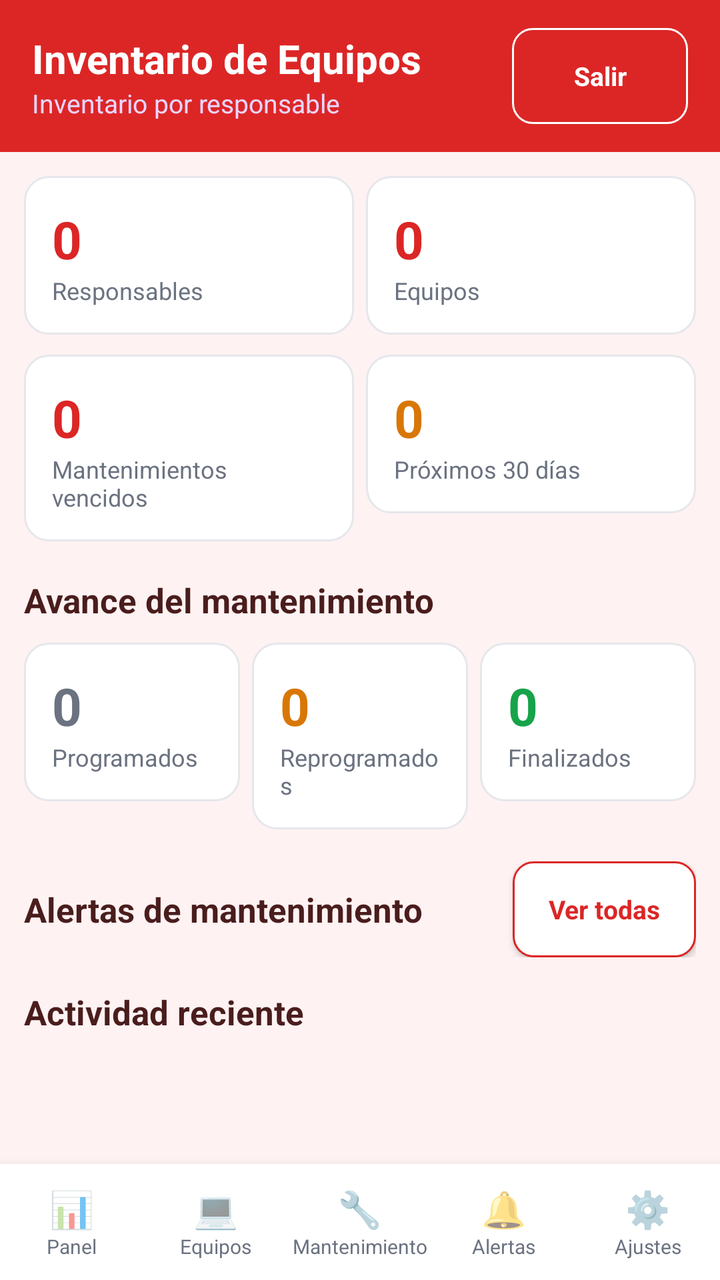
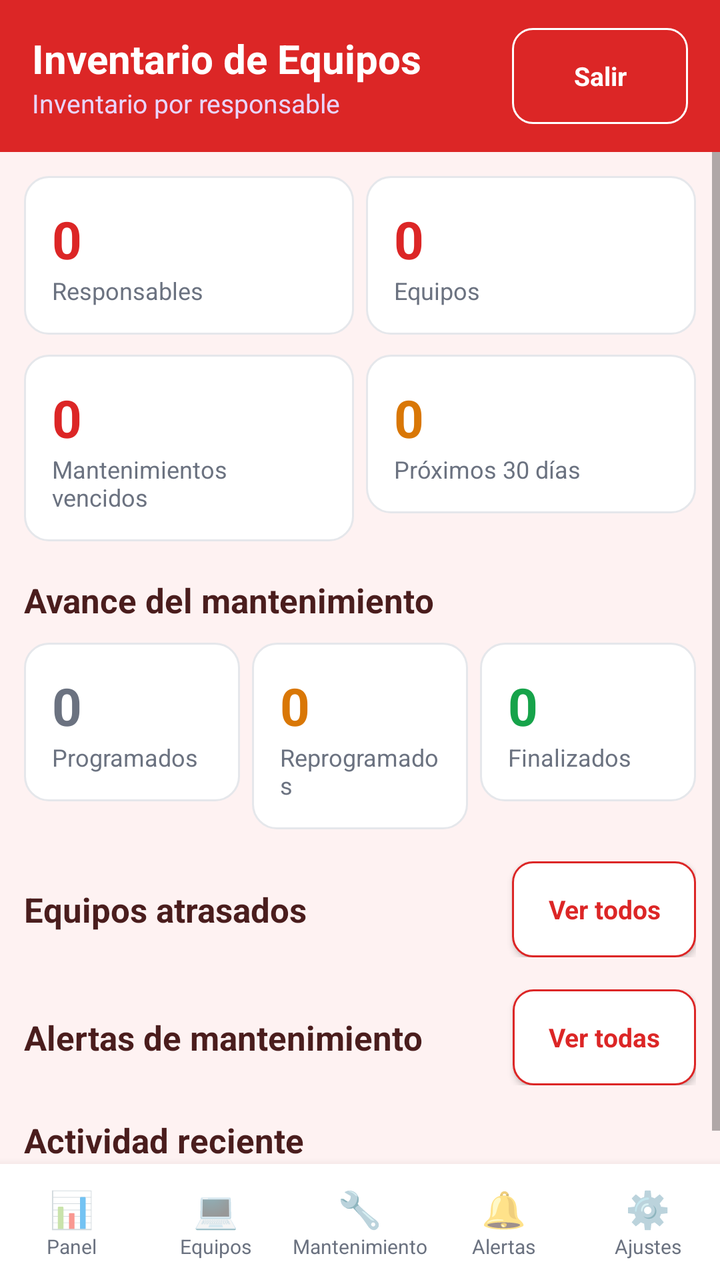

Two renders of the same Android screen: before a commit and after it. Below are the layout's source before the change and the commit's diff.
<!-- AndroidManifest.xml: application theme AppTheme -->
<!-- res/layout/activity_main.xml -->
<?xml version="1.0" encoding="utf-8"?>
<LinearLayout xmlns:android="http://schemas.android.com/apk/res/android"
    android:layout_width="match_parent"
    android:layout_height="match_parent"
    android:orientation="vertical"
    android:fitsSystemWindows="true"
    android:background="@color/bg">

    <LinearLayout
        android:layout_width="match_parent"
        android:layout_height="wrap_content"
        android:orientation="horizontal"
        android:gravity="center_vertical"
        android:background="@color/primary"
        android:paddingLeft="16dp"
        android:paddingRight="16dp"
        android:paddingTop="14dp"
        android:paddingBottom="14dp">

        <LinearLayout
            android:layout_width="0dp"
            android:layout_height="wrap_content"
            android:layout_weight="1"
            android:orientation="vertical"
            android:layout_marginRight="10dp">

            <TextView
                android:layout_width="wrap_content"
                android:layout_height="wrap_content"
                android:text="@string/app_name"
                android:textColor="#FFFFFF"
                android:textSize="20sp"
                android:textStyle="bold" />

            <TextView
                android:id="@+id/lblEmpresa"
                android:layout_width="wrap_content"
                android:layout_height="wrap_content"
                android:text="Inventario por responsable"
                android:textColor="#E9D5FF"
                android:textSize="13sp" />
        </LinearLayout>

        <Button
            android:id="@+id/btnCerrarSesion"
            style="@style/BtnWhite"
            android:layout_width="wrap_content"
            android:layout_height="wrap_content"
            android:text="Salir" />
    </LinearLayout>

    <ScrollView
        android:layout_width="match_parent"
        android:layout_height="0dp"
        android:layout_weight="1">

        <LinearLayout
            android:layout_width="match_parent"
            android:layout_height="wrap_content"
            android:orientation="vertical"
            android:padding="12dp">

            <LinearLayout
                android:layout_width="match_parent"
                android:layout_height="wrap_content"
                android:orientation="horizontal">

                <LinearLayout
                    android:layout_width="0dp"
                    android:layout_height="wrap_content"
                    android:layout_weight="1"
                    android:layout_marginRight="6dp"
                    style="@style/Card"
                    android:orientation="vertical">

                    <TextView
                        android:id="@+id/statResp"
                        android:layout_width="wrap_content"
                        android:layout_height="wrap_content"
                        android:text="0"
                        android:textColor="@color/primary"
                        android:textSize="26sp"
                        android:textStyle="bold" />

                    <TextView
                        android:layout_width="wrap_content"
                        android:layout_height="wrap_content"
                        android:text="Responsables"
                        android:textColor="@color/text_secondary"
                        android:textSize="12sp" />
                </LinearLayout>

                <LinearLayout
                    android:layout_width="0dp"
                    android:layout_height="wrap_content"
                    android:layout_weight="1"
                    style="@style/Card"
                    android:orientation="vertical">

                    <TextView
                        android:id="@+id/statEquipos"
                        android:layout_width="wrap_content"
                        android:layout_height="wrap_content"
                        android:text="0"
                        android:textColor="@color/primary"
                        android:textSize="26sp"
                        android:textStyle="bold" />

                    <TextView
                        android:layout_width="wrap_content"
                        android:layout_height="wrap_content"
                        android:text="Equipos"
                        android:textColor="@color/text_secondary"
                        android:textSize="12sp" />
                </LinearLayout>
            </LinearLayout>

            <LinearLayout
                android:layout_width="match_parent"
                android:layout_height="wrap_content"
                android:layout_marginTop="10dp"
                android:orientation="horizontal">

                <LinearLayout
                    android:layout_width="0dp"
                    android:layout_height="wrap_content"
                    android:layout_weight="1"
                    android:layout_marginRight="6dp"
                    style="@style/Card"
                    android:orientation="vertical">

                    <TextView
                        android:id="@+id/statVencidos"
                        android:layout_width="wrap_content"
                        android:layout_height="wrap_content"
                        android:text="0"
                        android:textColor="@color/danger"
                        android:textSize="26sp"
                        android:textStyle="bold" />

                    <TextView
                        android:layout_width="wrap_content"
                        android:layout_height="wrap_content"
                        android:text="Mantenimientos vencidos"
                        android:textColor="@color/text_secondary"
                        android:textSize="12sp" />
                </LinearLayout>

                <LinearLayout
                    android:layout_width="0dp"
                    android:layout_height="wrap_content"
                    android:layout_weight="1"
                    style="@style/Card"
                    android:orientation="vertical">

                    <TextView
                        android:id="@+id/statProximos"
                        android:layout_width="wrap_content"
                        android:layout_height="wrap_content"
                        android:text="0"
                        android:textColor="@color/warn"
                        android:textSize="26sp"
                        android:textStyle="bold" />

                    <TextView
                        android:layout_width="wrap_content"
                        android:layout_height="wrap_content"
                        android:text="Próximos 30 días"
                        android:textColor="@color/text_secondary"
                        android:textSize="12sp" />
                </LinearLayout>
            </LinearLayout>

            <TextView
                android:layout_width="match_parent"
                android:layout_height="wrap_content"
                android:layout_marginTop="18dp"
                android:layout_marginBottom="10dp"
                style="@style/Section"
                android:text="Avance del mantenimiento" />

            <LinearLayout
                android:layout_width="match_parent"
                android:layout_height="wrap_content"
                android:orientation="horizontal">

                <LinearLayout
                    android:layout_width="0dp"
                    android:layout_height="wrap_content"
                    android:layout_weight="1"
                    android:layout_marginRight="6dp"
                    style="@style/Card"
                    android:orientation="vertical">

                    <TextView
                        android:id="@+id/statProgramados"
                        android:layout_width="wrap_content"
                        android:layout_height="wrap_content"
                        android:text="0"
                        android:textColor="@color/text_secondary"
                        android:textSize="26sp"
                        android:textStyle="bold" />

                    <TextView
                        android:layout_width="wrap_content"
                        android:layout_height="wrap_content"
                        android:text="Programados"
                        android:textColor="@color/text_secondary"
                        android:textSize="12sp" />
                </LinearLayout>

                <LinearLayout
                    android:layout_width="0dp"
                    android:layout_height="wrap_content"
                    android:layout_weight="1"
                    android:layout_marginRight="6dp"
                    style="@style/Card"
                    android:orientation="vertical">

                    <TextView
                        android:id="@+id/statReprogramados"
                        android:layout_width="wrap_content"
                        android:layout_height="wrap_content"
                        android:text="0"
                        android:textColor="@color/warn"
                        android:textSize="26sp"
                        android:textStyle="bold" />

                    <TextView
                        android:layout_width="wrap_content"
                        android:layout_height="wrap_content"
                        android:text="Reprogramados"
                        android:textColor="@color/text_secondary"
                        android:textSize="12sp" />
                </LinearLayout>

                <LinearLayout
                    android:layout_width="0dp"
                    android:layout_height="wrap_content"
                    android:layout_weight="1"
                    style="@style/Card"
                    android:orientation="vertical">

                    <TextView
                        android:id="@+id/statFinalizados"
                        android:layout_width="wrap_content"
                        android:layout_height="wrap_content"
                        android:text="0"
                        android:textColor="@color/success"
                        android:textSize="26sp"
                        android:textStyle="bold" />

                    <TextView
                        android:layout_width="wrap_content"
                        android:layout_height="wrap_content"
                        android:text="Finalizados"
                        android:textColor="@color/text_secondary"
                        android:textSize="12sp" />
                </LinearLayout>
            </LinearLayout>

            <LinearLayout
                android:layout_width="match_parent"
                android:layout_height="wrap_content"
                android:layout_marginTop="16dp"
                android:orientation="horizontal"
                android:gravity="center_vertical">

                <TextView
                    android:layout_width="0dp"
                    android:layout_height="wrap_content"
                    android:layout_weight="1"
                    style="@style/Section"
                    android:text="Alertas de mantenimiento" />

                <Button
                    android:id="@+id/btnVerAlertas"
                    style="@style/BtnOutline"
                    android:layout_width="wrap_content"
                    android:layout_height="wrap_content"
                    android:text="Ver todas"
                    android:textSize="13sp"
                    android:paddingTop="6dp"
                    android:paddingBottom="6dp" />
            </LinearLayout>

            <ListView
                android:id="@+id/listaAlertas"
                android:layout_width="match_parent"
                android:layout_height="wrap_content"
                android:divider="@null"
                android:dividerHeight="4dp" />

            <TextView
                android:layout_width="match_parent"
                android:layout_height="wrap_content"
                android:layout_marginTop="16dp"
                android:layout_marginBottom="6dp"
                style="@style/Section"
                android:text="Actividad reciente" />

            <ListView
                android:id="@+id/listaRecientes"
                android:layout_width="match_parent"
                android:layout_height="wrap_content"
                android:divider="@null"
                android:dividerHeight="4dp" />
        </LinearLayout>
    </ScrollView>

    <include layout="@layout/nav_bottom" />
</LinearLayout>
<!-- res/layout/nav_bottom.xml (included above) -->
<?xml version="1.0" encoding="utf-8"?>
<LinearLayout xmlns:android="http://schemas.android.com/apk/res/android"
    android:id="@+id/bottomNav"
    android:layout_width="match_parent"
    android:layout_height="wrap_content"
    android:orientation="horizontal"
    android:background="@color/card"
    android:elevation="8dp"
    android:paddingTop="6dp"
    android:paddingBottom="6dp">

    <LinearLayout
        android:id="@+id/navPanel"
        android:layout_width="0dp"
        android:layout_height="wrap_content"
        android:layout_weight="1"
        android:gravity="center"
        android:orientation="vertical"
        android:paddingTop="4dp"
        android:paddingBottom="4dp">

        <TextView
            android:layout_width="wrap_content"
            android:layout_height="wrap_content"
            android:text="📊"
            android:textSize="18sp" />

        <TextView
            android:layout_width="wrap_content"
            android:layout_height="wrap_content"
            android:text="Panel"
            android:textSize="10sp"
            android:textColor="@color/text_secondary" />
    </LinearLayout>

    <LinearLayout
        android:id="@+id/navEquipos"
        android:layout_width="0dp"
        android:layout_height="wrap_content"
        android:layout_weight="1"
        android:gravity="center"
        android:orientation="vertical"
        android:paddingTop="4dp"
        android:paddingBottom="4dp">

        <TextView
            android:layout_width="wrap_content"
            android:layout_height="wrap_content"
            android:text="💻"
            android:textSize="18sp" />

        <TextView
            android:layout_width="wrap_content"
            android:layout_height="wrap_content"
            android:text="Equipos"
            android:textSize="10sp"
            android:textColor="@color/text_secondary" />
    </LinearLayout>

    <LinearLayout
        android:id="@+id/navMantenimientos"
        android:layout_width="0dp"
        android:layout_height="wrap_content"
        android:layout_weight="1"
        android:gravity="center"
        android:orientation="vertical"
        android:paddingTop="4dp"
        android:paddingBottom="4dp">

        <TextView
            android:layout_width="wrap_content"
            android:layout_height="wrap_content"
            android:text="🔧"
            android:textSize="18sp" />

        <TextView
            android:layout_width="wrap_content"
            android:layout_height="wrap_content"
            android:text="Mantenimiento"
            android:textSize="10sp"
            android:textColor="@color/text_secondary" />
    </LinearLayout>

    <LinearLayout
        android:id="@+id/navAlertas"
        android:layout_width="0dp"
        android:layout_height="wrap_content"
        android:layout_weight="1"
        android:gravity="center"
        android:orientation="vertical"
        android:paddingTop="4dp"
        android:paddingBottom="4dp">

        <TextView
            android:layout_width="wrap_content"
            android:layout_height="wrap_content"
            android:text="🔔"
            android:textSize="18sp" />

        <TextView
            android:layout_width="wrap_content"
            android:layout_height="wrap_content"
            android:text="Alertas"
            android:textSize="10sp"
            android:textColor="@color/text_secondary" />
    </LinearLayout>

    <LinearLayout
        android:id="@+id/navConfig"
        android:layout_width="0dp"
        android:layout_height="wrap_content"
        android:layout_weight="1"
        android:gravity="center"
        android:orientation="vertical"
        android:paddingTop="4dp"
        android:paddingBottom="4dp">

        <TextView
            android:layout_width="wrap_content"
            android:layout_height="wrap_content"
            android:text="⚙️"
            android:textSize="18sp" />

        <TextView
            android:layout_width="wrap_content"
            android:layout_height="wrap_content"
            android:text="Ajustes"
            android:textSize="10sp"
            android:textColor="@color/text_secondary" />
    </LinearLayout>
</LinearLayout>
<!-- resources referenced by this layout -->
<resources>
  <color name="bg">#FEF2F2</color>
  <color name="card">#FFFFFF</color>
  <color name="danger">#DC2626</color>
  <color name="primary">#DC2626</color>
  <color name="success">#16A34A</color>
  <color name="text_secondary">#6B7280</color>
  <color name="warn">#D97706</color>
  <string name="app_name">Inventario de Equipos</string>
  <style name="BtnOutline" parent="android:Widget.Button">
          <item name="android:background">@drawable/bg_button_outline</item>
          <item name="android:textColor">@color/primary</item>
          <item name="android:textSize">16sp</item>
          <item name="android:textStyle">bold</item>
          <item name="android:textAllCaps">false</item>
          <item name="android:paddingLeft">18dp</item>
          <item name="android:paddingRight">18dp</item>
          <item name="android:paddingTop">10dp</item>
          <item name="android:paddingBottom">10dp</item>
      </style>
  <style name="BtnWhite" parent="android:Widget.Button">
          <item name="android:background">@drawable/bg_button_white</item>
          <item name="android:textColor">#FFFFFF</item>
          <item name="android:textSize">13sp</item>
          <item name="android:textStyle">bold</item>
          <item name="android:textAllCaps">false</item>
          <item name="android:paddingLeft">16dp</item>
          <item name="android:paddingRight">16dp</item>
          <item name="android:paddingTop">6dp</item>
          <item name="android:paddingBottom">6dp</item>
      </style>
  <style name="Card">
          <item name="android:background">@drawable/bg_card</item>
          <item name="android:padding">14dp</item>
      </style>
  <style name="Section">
          <item name="android:textSize">17sp</item>
          <item name="android:textStyle">bold</item>
          <item name="android:textColor">@color/text_primary</item>
      </style>
  <style name="AppTheme" parent="android:Theme.Material.Light.NoActionBar">
          <item name="android:statusBarColor">@color/primary</item>
          <item name="android:navigationBarColor">@color/primary</item>
          <item name="android:windowBackground">@color/bg</item>
          <item name="android:colorAccent">@color/primary</item>
          <item name="android:forceDarkAllowed">false</item>
          <item name="android:windowOptOutEdgeToEdgeEnforcement">true</item>
          <item name="android:windowLayoutInDisplayCutoutMode">shortEdges</item>
      </style>
  <!-- drawable bg_button_white (drawable) -->
  <?xml version="1.0" encoding="utf-8"?>
  <selector xmlns:android="http://schemas.android.com/apk/res/android">
      <item android:state_pressed="true">
          <shape android:shape="rectangle">
              <solid android:color="#4DFFFFFF" />
              <stroke android:width="1dp" android:color="#FFFFFF" />
              <corners android:radius="10dp" />
          </shape>
      </item>
      <item>
          <shape android:shape="rectangle">
              <solid android:color="#00FFFFFF" />
              <stroke android:width="1dp" android:color="#FFFFFF" />
              <corners android:radius="10dp" />
          </shape>
      </item>
  </selector>
  <!-- drawable bg_card (drawable) -->
  <?xml version="1.0" encoding="utf-8"?>
  <shape xmlns:android="http://schemas.android.com/apk/res/android" android:shape="rectangle">
      <solid android:color="@color/card" />
      <stroke android:width="1dp" android:color="@color/border" />
      <corners android:radius="12dp" />
  </shape>
  <color name="text_primary">#4A1D1D</color>
  <color name="primary_light">#FEE2E2</color>
  <color name="border">#E5E7EB</color>
  <!-- unchanged entries left out for length: 1 -->
</resources>

<!-- the commit's change to res/layout/activity_main.xml (unified diff, before → after) -->
@@ -258,6 +258,48 @@
                         android:textSize="12sp" />
                 </LinearLayout>
             </LinearLayout>
+
+            <LinearLayout
+                android:layout_width="match_parent"
+                android:layout_height="wrap_content"
+                android:layout_marginTop="16dp"
+                android:orientation="horizontal"
+                android:gravity="center_vertical">
+
+                <TextView
+                    android:layout_width="0dp"
+                    android:layout_height="wrap_content"
+                    android:layout_weight="1"
+                    style="@style/Section"
+                    android:text="Equipos atrasados" />
+
+                <Button
+                    android:id="@+id/btnVerAtrasados"
+                    style="@style/BtnOutline"
+                    android:layout_width="wrap_content"
+                    android:layout_height="wrap_content"
+                    android:text="Ver todos"
+                    android:textSize="13sp"
+                    android:paddingTop="6dp"
+                    android:paddingBottom="6dp" />
+            </LinearLayout>
+
+            <ListView
+                android:id="@+id/listaAtrasados"
+                android:layout_width="match_parent"
+                android:layout_height="wrap_content"
+                android:divider="@null"
+                android:dividerHeight="4dp" />
+
+            <TextView
+                android:id="@+id/emptyAtrasados"
+                android:layout_width="match_parent"
+                android:layout_height="wrap_content"
+                android:layout_marginTop="6dp"
+                android:text="Sin equipos atrasados"
+                android:textColor="@color/text_secondary"
+                android:textSize="13sp"
+                android:visibility="gone" />
 
             <LinearLayout
                 android:layout_width="match_parent"
